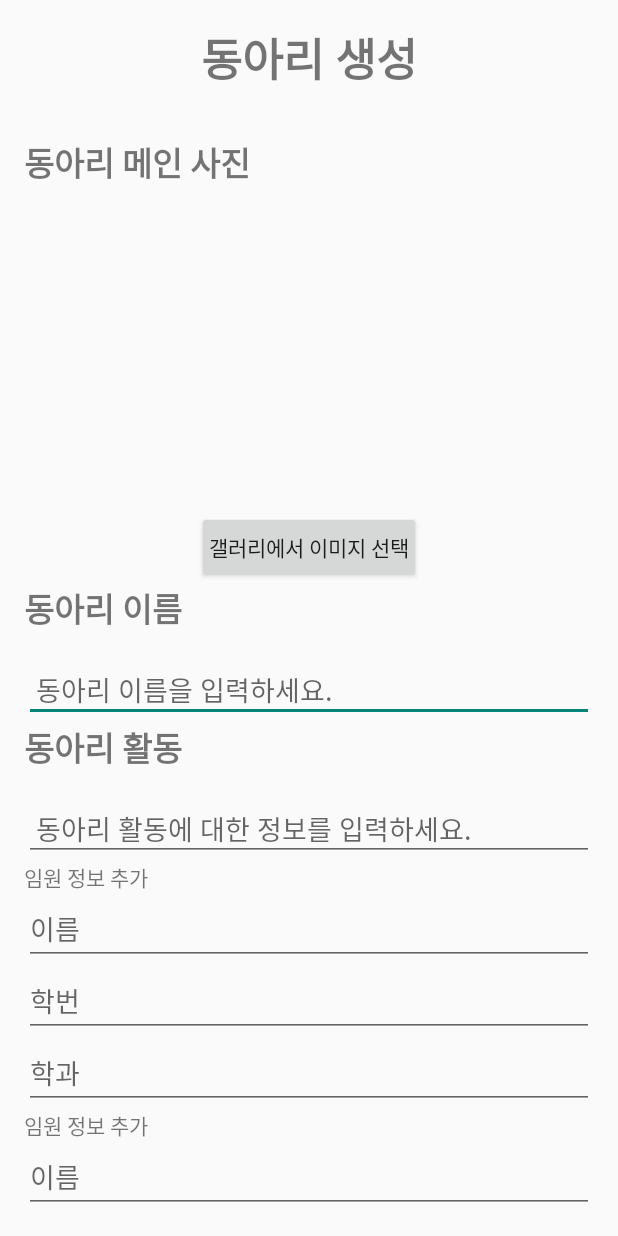
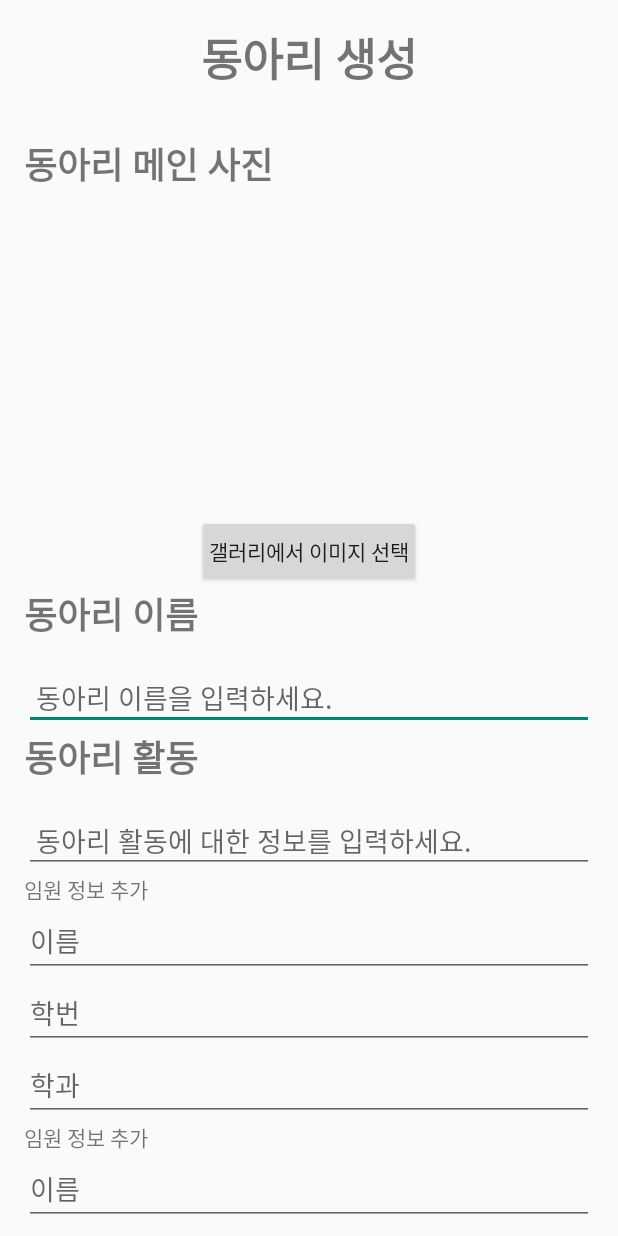
Before and after one commit to HUFS-ICE-22/DevOppa_CLUBBER, an Android app: the ClubManagementActivity screen opened directly, with no data from a screen before it, after a tap on "임원 추가", on a phone screen of 412 x 824 dp. Run offline under Robolectric (Android 15) with nearby library versions, the phone set to English and light mode, and no system bars; our stand-ins replace Firebase (no records; nobody signed in at launch, a user with empty details on screens opened directly); 1 other tap on this screen came first.

Commit message:
layout수정

```diff
--- a/app/src/main/java/com/example/hackathon/ClubManagementActivity.java
+++ b/app/src/main/java/com/example/hackathon/ClubManagementActivity.java
@@ -26,6 +26,8 @@ public class ClubManagementActivity extends AppCompatActivity {
     private Button buttonRemoveOfficial;
     private Uri selectedImageUri;
     private ImageView imageViewMainImage;
+    private String clubName;
+    private String clubDetail;
     private int REQUEST_IMAGE_GALLERY;
 
     private int officialCount = 0;
@@ -60,7 +62,7 @@ public class ClubManagementActivity extends AppCompatActivity {
             @Override
             public void onClick(View v) {
                 addOfficialInputFields();
-                buttonRemoveOfficial.setVisibility(View.VISIBLE); // 수정된 부분
+                buttonRemoveOfficial.setVisibility(View.VISIBLE);
             }
         });
 
@@ -76,12 +78,13 @@ public class ClubManagementActivity extends AppCompatActivity {
             @Override
             public void onClick(View v) {
 
+                saveClubInfo();
                 Intent detailsIntent = new Intent(ClubManagementActivity.this, ClubDetailsActivity.class);
-                detailsIntent.putExtra("club_name", "동아리 이름"); // 동아리 이름을 적절한 값으로 변경
-                detailsIntent.putExtra("club_description", "동아리 설명"); // 동아리 설명을 적절한 값으로 변경
+                detailsIntent.putExtra("club_name", clubName);
+                detailsIntent.putExtra("club_description", clubDetail);
                 detailsIntent.putExtra("club_main_image_uri", selectedImageUri);
                 startActivity(detailsIntent);
-                saveClubInfo();
+                finish();
             }
         });
 
@@ -123,9 +126,8 @@ public class ClubManagementActivity extends AppCompatActivity {
     private void saveClubInfo() {
         FirebaseDatabase database = FirebaseDatabase.getInstance();
         DatabaseReference clubRef = database.getReference("clubs");
-        // 동아리 정보와 동아리 임원 정보를 저장하는 로직을 구현
-        // 동아리 회장이 설정한 정보를 앱 내부에 저장하거나 서버에 업로드하는 등의 처리를 수행
-        String clubName = ((EditText) findViewById(R.id.editTextClubActivity)).getText().toString();
+        clubName = ((EditText) findViewById(R.id.editTextClubNameActivity)).getText().toString();
+        clubDetail = ((EditText) findViewById(R.id.editTextClubActivity)).getText().toString();
 
         for (int i = 0; i < layoutClubOfficials.getChildCount(); i++) {
             LinearLayout layoutOfficial = (LinearLayout) layoutClubOfficials.getChildAt(i);
--- a/app/src/main/res/layout/activity_club_management.xml
+++ b/app/src/main/res/layout/activity_club_management.xml
@@ -18,7 +18,7 @@
                 android:layout_height="wrap_content"
                 android:gravity="center"
                 android:text="동아리 생성"
-                android:textSize="30dp"
+                android:textSize="30sp"
                 android:textStyle="bold"
                 app:layout_constraintEnd_toEndOf="parent"
                 app:layout_constraintStart_toStartOf="parent"
@@ -36,7 +36,7 @@
             android:layout_width="wrap_content"
             android:layout_height="wrap_content"
             android:text="동아리 메인 사진"
-            android:textSize="22dp"
+            android:textSize="24sp"
             android:textStyle="bold"
             android:gravity="center"/>
 
@@ -60,7 +60,7 @@
             android:layout_width="wrap_content"
             android:layout_height="wrap_content"
             android:text="동아리 이름"
-            android:textSize="22dp"
+            android:textSize="24sp"
             android:textStyle="bold"
             android:gravity="center"/>
 
@@ -76,7 +76,7 @@
             android:layout_width="wrap_content"
             android:layout_height="wrap_content"
             android:text="동아리 활동"
-            android:textSize="22dp"
+            android:textSize="24sp"
             android:textStyle="bold"
             android:gravity="center"/>
 
@@ -98,7 +98,7 @@
             android:layout_width="wrap_content"
             android:layout_height="wrap_content"
             android:text="동아리 임원 추가"
-            android:textSize="22dp"
+            android:textSize="24sp"
             android:textStyle="bold"
             android:gravity="center"/>
 
```
Also changed, not shown: app/src/main/java/com/example/hackathon/ClubDetailsActivity.java (+54 -1 lines), app/src/main/res/layout/activity_club_details.xml (+58 -16 lines).
